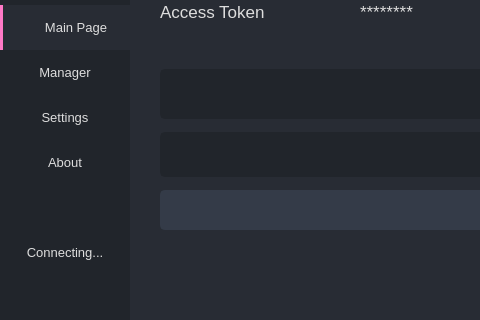
The window that app/src/views/mainwindow/mainwindow.ui (pjlt/lanthing-pc) describes before a commit, drawn with Qt 5; both pictures show x 0 to 480 and y 180 to 500 of the 700 by 500 pixel window.
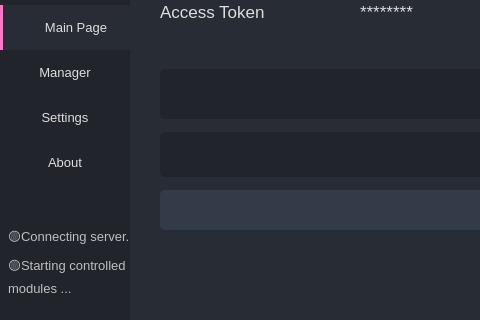
The same window after the commit. Icons and pictures are not drawn.

Commit message: Add status for Controlled Module in GUI

The edit to the form file:
```diff
--- a/app/src/views/mainwindow/mainwindow.ui
+++ b/app/src/views/mainwindow/mainwindow.ui
@@ -363,7 +363,7 @@
             </property>
             <property name="maximumSize">
              <size>
-              <width>16777215</width>
+              <width>130</width>
               <height>16777215</height>
              </size>
             </property>
@@ -567,6 +567,12 @@
              </item>
              <item>
               <widget class="QFrame" name="statusBar">
+               <property name="styleSheet">
+                <string notr="true">#statusBar .QLabel {
+font: 290 8pt &quot;Microsoft YaHei UI&quot;;
+color: rgb(190, 190, 190);
+}</string>
+               </property>
                <property name="frameShape">
                 <enum>QFrame::NoFrame</enum>
                </property>
@@ -576,16 +582,50 @@
                <property name="lineWidth">
                 <number>0</number>
                </property>
-               <layout class="QHBoxLayout" name="horizontalLayout_10">
+               <layout class="QVBoxLayout" name="verticalLayout_22">
+                <property name="leftMargin">
+                 <number>5</number>
+                </property>
+                <property name="rightMargin">
+                 <number>2</number>
+                </property>
                 <item>
-                 <layout class="QVBoxLayout" name="loginStatusLayout">
+                 <layout class="QVBoxLayout" name="statusBarLayout">
+                  <property name="sizeConstraint">
+                   <enum>QLayout::SetDefaultConstraint</enum>
+                  </property>
+                  <property name="leftMargin">
+                   <number>3</number>
+                  </property>
                   <item>
                    <widget class="QLabel" name="labelLoginInfo">
+                    <property name="styleSheet">
+                     <string notr="true"/>
+                    </property>
                     <property name="text">
-                     <string>Connecting...</string>
+                     <string>🟡Connecting server...</string>
                     </property>
+                    <property name="textFormat">
+                     <enum>Qt::PlainText</enum>
+                    </property>
                     <property name="alignment">
-                     <set>Qt::AlignCenter</set>
+                     <set>Qt::AlignBottom|Qt::AlignLeading|Qt::AlignLeft</set>
+                    </property>
+                   </widget>
+                  </item>
+                  <item>
+                   <widget class="QLabel" name="labelControlledInfo">
+                    <property name="text">
+                     <string>🟡Starting controlled modules ...</string>
+                    </property>
+                    <property name="textFormat">
+                     <enum>Qt::PlainText</enum>
+                    </property>
+                    <property name="alignment">
+                     <set>Qt::AlignLeading|Qt::AlignLeft|Qt::AlignTop</set>
+                    </property>
+                    <property name="wordWrap">
+                     <bool>true</bool>
                     </property>
                    </widget>
                   </item>
```
Left out of the diff: 6 changed lines with no effect on the pictures. The commit also changes 9 other files.
